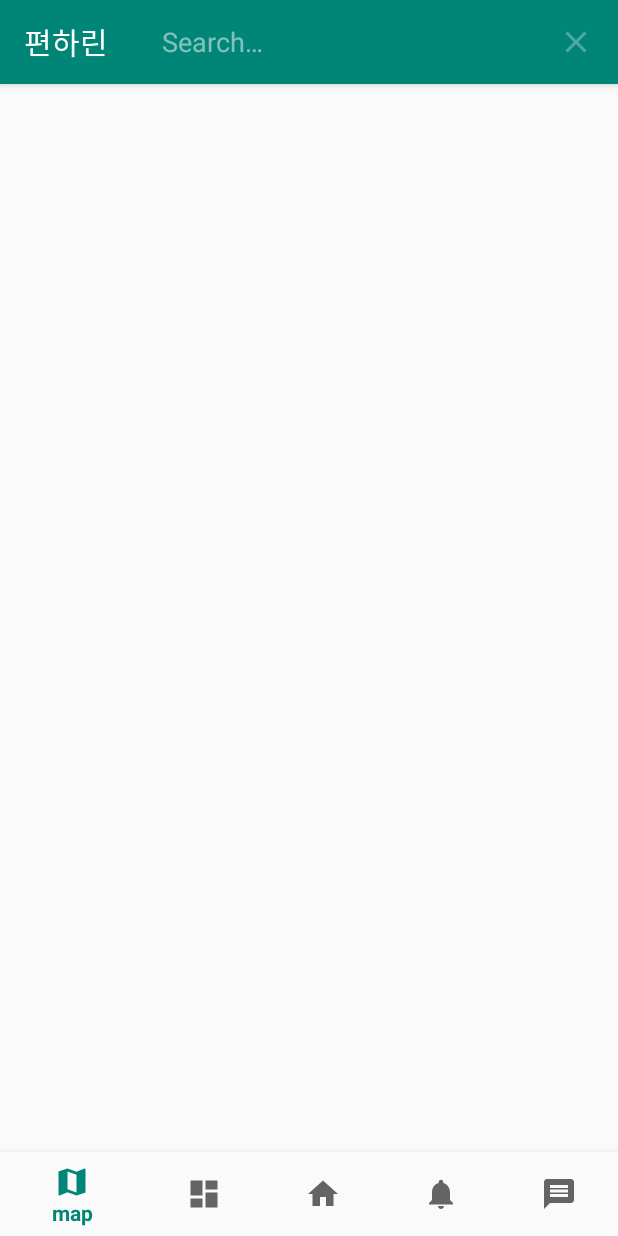
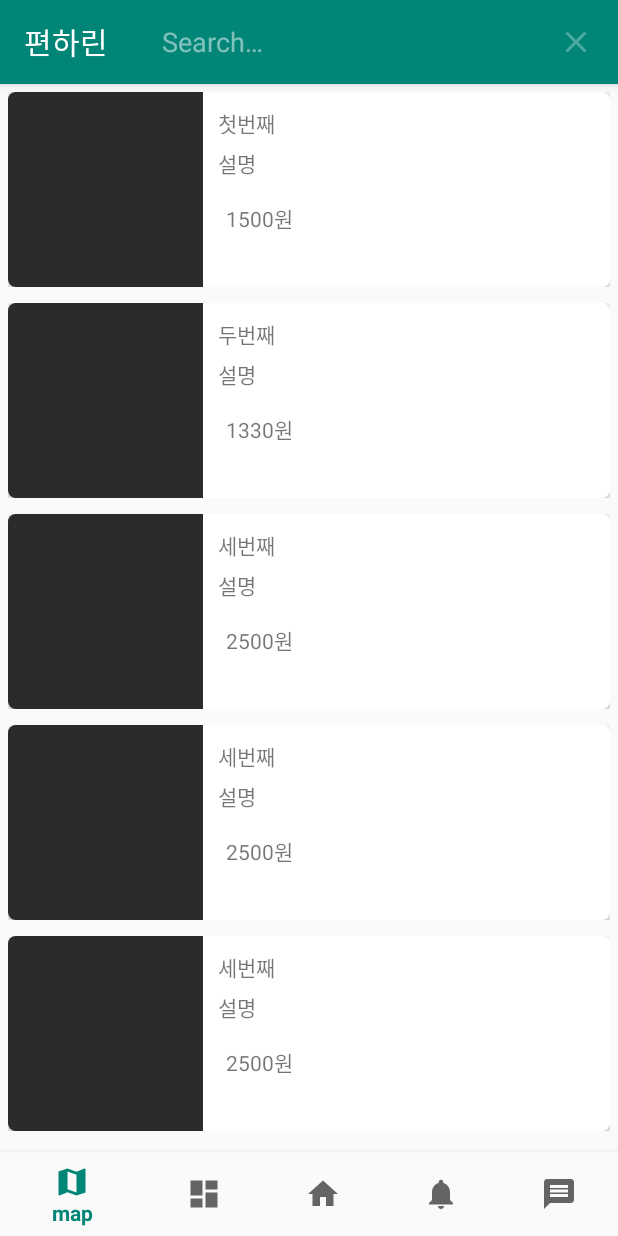
Before and after one commit to CLUG-kr/shop-ads-application, an Android app: the SortActivity screen opened directly, with no data from a screen before it, after a tap on "Search", on a phone screen of 412 x 824 dp. Run offline under Robolectric (Android 15) with nearby library versions, the phone set to English and light mode, and no system bars.

Commit message:
refactor sortActivity

```diff
--- a/pyeonhalin/app/src/main/java/com/example/user/pyenhalean/CardRecyclerViewAdapter.java
+++ b/pyeonhalin/app/src/main/java/com/example/user/pyenhalean/CardRecyclerViewAdapter.java
@@ -14,17 +14,10 @@
 
 public class CardRecyclerViewAdapter extends RecyclerView.Adapter<RecyclerView.ViewHolder> {
     ArrayList<CardViewItemDTO> cardViewItemDTOs = new ArrayList<>();
-    public CardRecyclerViewAdapter() {
-        cardViewItemDTOs.add(new CardViewItemDTO(R.drawable.preparing_image, "첫번째"
-                , "설명", "1500원"));
-        cardViewItemDTOs.add(new CardViewItemDTO(R.drawable.preparing_image, "두번째"
-                , "설명", "1330원"));
-        cardViewItemDTOs.add(new CardViewItemDTO(R.drawable.preparing_image, "세번째"
-                , "설명", "2500원"));
-        cardViewItemDTOs.add(new CardViewItemDTO(R.drawable.preparing_image, "세번째"
-                , "설명", "2500원"));
-        cardViewItemDTOs.add(new CardViewItemDTO(R.drawable.preparing_image, "세번째"
-                , "설명", "2500원"));
+    public CardRecyclerViewAdapter(CardViewItemDTO[] cardViewItemDTO) {
+        for(int i = 0; i < cardViewItemDTO.length; i++){
+            cardViewItemDTOs.add(cardViewItemDTO[i]);
+        }
     }
 
     @NonNull
--- a/pyeonhalin/app/src/main/java/com/example/user/pyenhalean/SortActivity.java
+++ b/pyeonhalin/app/src/main/java/com/example/user/pyenhalean/SortActivity.java
@@ -15,12 +15,23 @@
 
         RecyclerView recyclerView= (RecyclerView)findViewById(R.id.item_recyclerview);
         recyclerView.setLayoutManager(new LinearLayoutManager(this));
-        recyclerView.setAdapter(new CardRecyclerViewAdapter());
+        recyclerView.setAdapter(new CardRecyclerViewAdapter(initialCardViewItem()));
 
         navigation = (BottomNavigationView) findViewById(R.id.navigation);
-        configBottomNavigation(SortActivity.this,navigation);
-        updateBottomMenu(SortActivity.this,navigation);
     }
 
-
+    CardViewItemDTO[] initialCardViewItem(){
+        CardViewItemDTO[] returnCardViewItemDTO = new CardViewItemDTO[5];
+        returnCardViewItemDTO[0] = new CardViewItemDTO(R.drawable.preparing_image, "첫번째"
+                , "설명", "1500원");
+        returnCardViewItemDTO[1] = new CardViewItemDTO(R.drawable.preparing_image, "두번째"
+                , "설명", "1330원");
+        returnCardViewItemDTO[2] = new CardViewItemDTO(R.drawable.preparing_image, "세번째"
+                , "설명", "2500원");
+        returnCardViewItemDTO[3] = new CardViewItemDTO(R.drawable.preparing_image, "세번째"
+                , "설명", "2500원");
+        returnCardViewItemDTO[4] = new CardViewItemDTO(R.drawable.preparing_image, "세번째"
+                , "설명", "2500원");
+        return returnCardViewItemDTO;
+    }
 }
--- a/pyeonhalin/app/src/main/res/layout/activity_home.xml
+++ b/pyeonhalin/app/src/main/res/layout/activity_home.xml
@@ -21,7 +21,7 @@
         android:layout_marginEnd="161dp"
         android:layout_marginStart="135dp"
         android:layout_marginTop="181dp"
-        android:text="signIn"
+        android:text="signUp"
         app:layout_constraintBottom_toTopOf="@+id/test_btn_2"
         app:layout_constraintEnd_toEndOf="parent"
         app:layout_constraintStart_toStartOf="parent"
```
Also changed, not shown: pyeonhalin/app/src/main/java/com/example/user/pyenhalean/GetHTMLTask.java (+9 -2 lines), pyeonhalin/app/src/main/java/com/example/user/pyenhalean/HomeActivity.java (+21 -5 lines).
